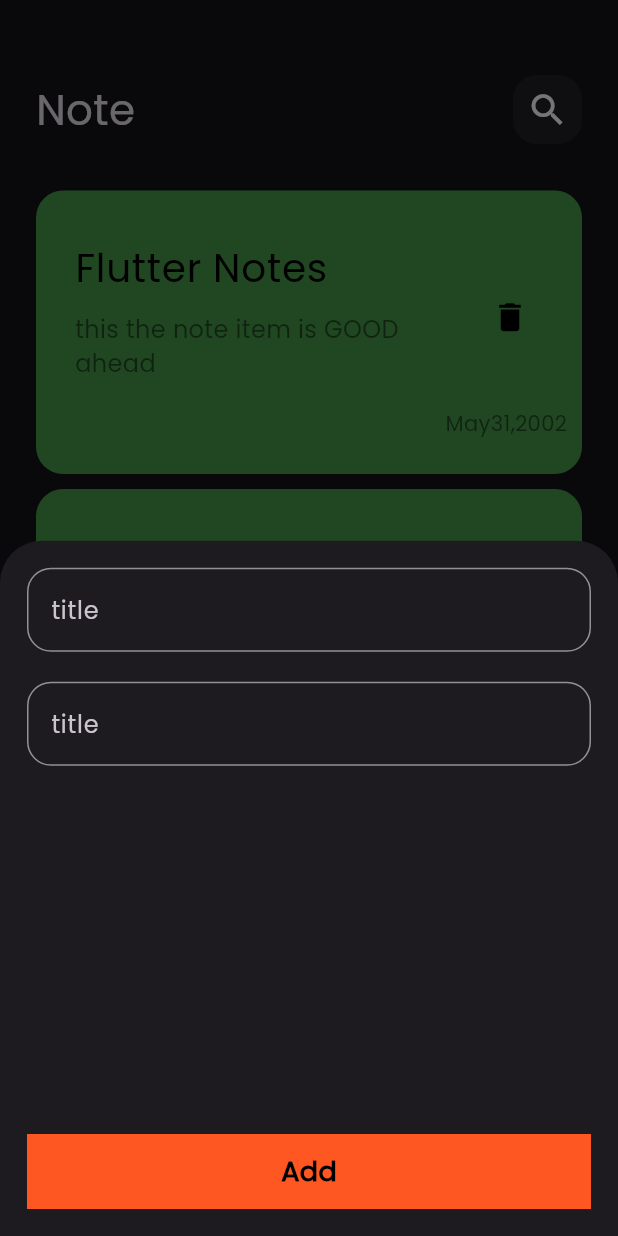
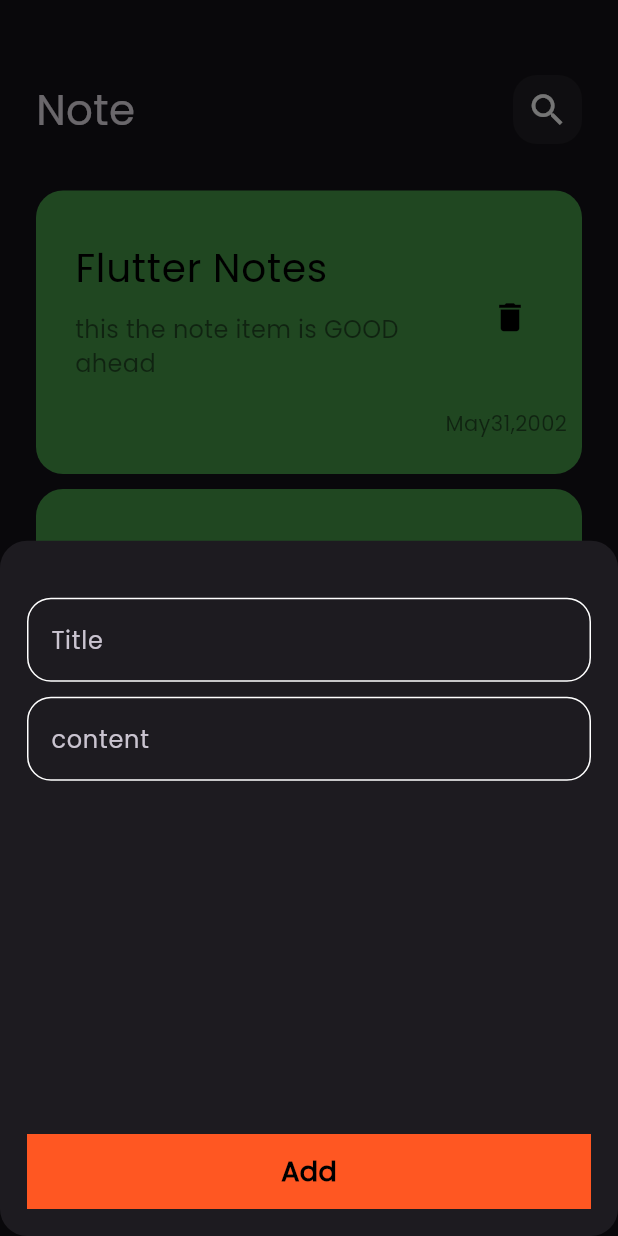
Before and after one commit to a7medAlqal3awyi/notes_app, a Flutter app: the screen it shows after launch, after a tap on the "add" icon, on a phone screen of 412 x 824 dp. Run offline on Flutter 3.47's test engine with Material 2 defaults, Android fonts, the phone set to English and light mode, and no system bars.

Commit message:
create custom field

```diff
--- /dev/null
+++ b/lib/constants.dart
@@ -0,0 +1,4 @@
+
+import 'package:flutter/material.dart';
+
+const Color primaryColor =  Colors.deepPurpleAccent;
--- a/lib/main.dart
+++ b/lib/main.dart
@@ -1,4 +1,5 @@
 import 'package:flutter/material.dart';
+import 'package:note_app/constants.dart';
 import 'package:note_app/view/screens/note_screen.dart';
 
 void main() {
@@ -11,9 +12,14 @@ class MyApp extends StatelessWidget {
   @override
   Widget build(BuildContext context) {
     return MaterialApp(
+
       theme: ThemeData(
-        brightness: Brightness.dark,
+        floatingActionButtonTheme: FloatingActionButtonThemeData(
+          backgroundColor: primaryColor
+        ),
+          brightness: Brightness.dark,
         useMaterial3: true,
+
         fontFamily: 'Poppins'
       ),
       home: const NoteScreen(),
--- a/lib/view/screens/note_screen.dart
+++ b/lib/view/screens/note_screen.dart
@@ -11,11 +11,15 @@ class NoteScreen extends StatelessWidget {
     return Scaffold(
       body: const NotesViewBody(),
       floatingActionButton: FloatingActionButton(
+
         onPressed: () {
           showModalBottomSheet(
+            shape: RoundedRectangleBorder(
+              borderRadius: BorderRadius.circular(18)
+            ),
               context: context, builder: (context) => const AddNoteButton());
         },
-        child: const Icon(Icons.add),
+        child: const Icon(Icons.add,),
       ),
     );
   }
--- a/lib/view/widgets/add_note_button.dart
+++ b/lib/view/widgets/add_note_button.dart
@@ -1,4 +1,6 @@
 import 'package:flutter/material.dart';
+
+import 'custom_faild.dart';
 class AddNoteButton extends StatelessWidget {
   const AddNoteButton({super.key});
 
@@ -8,23 +10,16 @@ class AddNoteButton extends StatelessWidget {
       padding: const EdgeInsets.all(18),
       child: Column(
         children: [
-          TextFormField(
-            decoration: InputDecoration(
-                labelText: "title",
-                border: OutlineInputBorder(
-                  borderRadius: BorderRadius.circular(16),
-                )),
-          ),
           const SizedBox(
             height: 20,
           ),
-          TextFormField(
-            decoration: InputDecoration(
-                labelText: "title",
-                border: OutlineInputBorder(
-                  borderRadius: BorderRadius.circular(16),
-                )),
+          const CustomField(
+            label: "Title",
           ),
+          const SizedBox(
+            height: 10,
+          ),
+          const CustomField(label: "content",),
           const Spacer(),
           Container(
             padding: const EdgeInsets.all(10),
--- /dev/null
+++ b/lib/view/widgets/custom_faild.dart
@@ -0,0 +1,28 @@
+import 'package:flutter/material.dart';
+
+class CustomField extends StatelessWidget {
+  const CustomField({super.key, required this.label});
+
+  final String label;
+
+  @override
+  Widget build(BuildContext context) {
+    return TextField(
+      decoration: InputDecoration(
+        labelText: label,
+        border: OutlineInputBorder(
+            borderRadius: BorderRadius.circular(16),
+            borderSide: const BorderSide(color: Colors.white)),
+        enabledBorder: OutlineInputBorder(
+            borderRadius: BorderRadius.circular(16),
+            borderSide: const BorderSide(color: Colors.white)),
+        focusedBorder: OutlineInputBorder(
+            borderRadius: BorderRadius.circular(16),
+            borderSide: const BorderSide(
+                color: Colors.white
+            )
+        ),
+      ),
+    );
+  }
+}
```
